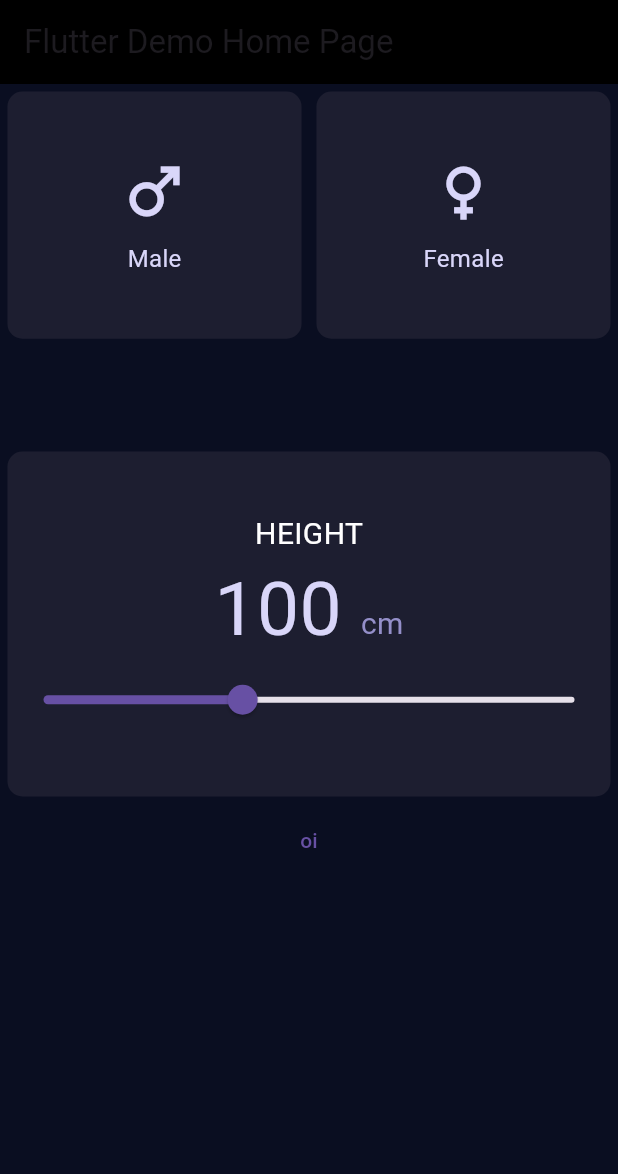
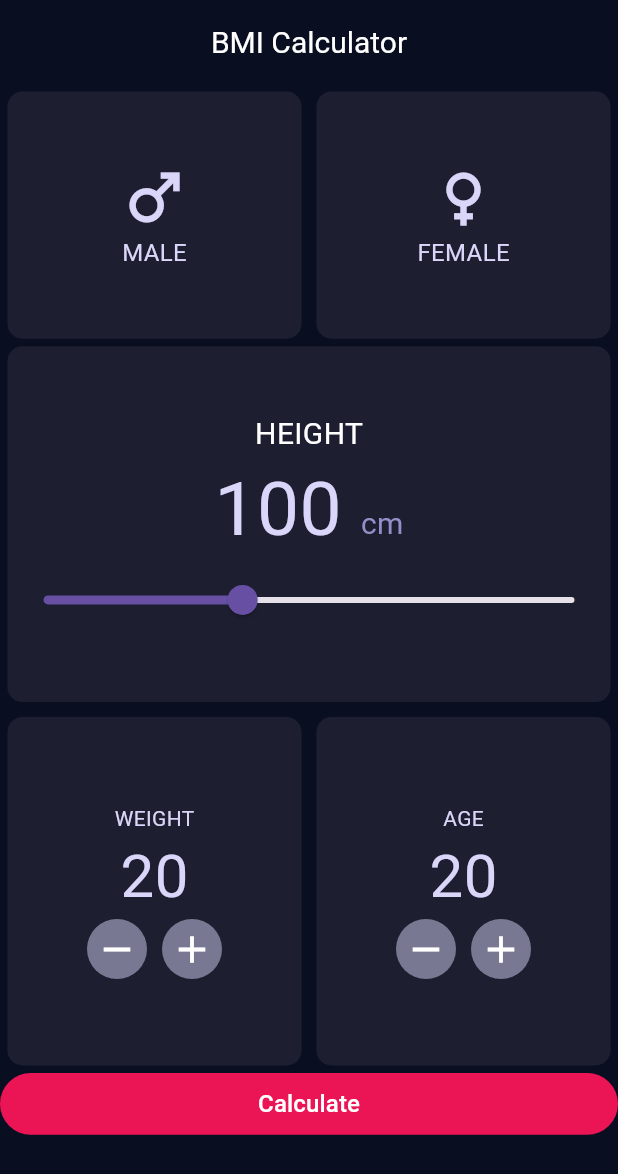
Before and after one commit to Julianafrego/imc_app, a Flutter app: the screen it shows after launch, on a phone screen of 412 x 824 dp. Shown: the top 1174 px of the screen. Run offline on Flutter 3.47's test engine with Material 3 defaults, Android fonts, the phone set to English and light mode, and no system bars.

Commit message:
finalização da versão em ingles da aplicação

```diff
--- /dev/null
+++ b/lib/addWidget.dart
@@ -0,0 +1,139 @@
+import 'package:flutter/material.dart';
+import 'package:imc_app/colors.dart'; // Certifique-se que a importação de cores esteja correta
+
+class WeightAgeSelection extends StatefulWidget {
+
+    final ValueChanged<int> onWeightChanged; // Callback para o peso
+
+    const WeightAgeSelection({super.key, required this.onWeightChanged});
+  @override
+  _WeightAgeSelectionState createState() => _WeightAgeSelectionState();
+}
+
+class _WeightAgeSelectionState extends State<WeightAgeSelection> {
+  // Variável para armazenar o gênero selecionado
+
+  @override
+  Widget build(BuildContext context) {
+    return Scaffold(
+      body: Row(
+        children: [
+          Expanded(
+            child: Addwidget(weightAge: 'WEIGHT', valorInicial: 20, onValueChanged:  widget.onWeightChanged),
+          ),
+          Expanded(
+            child: Addwidget(weightAge: 'AGE', valorInicial: 20,  onValueChanged: (age) {
+            },),
+          ),
+        ],
+      ),
+    );
+  }
+}
+
+class Addwidget extends StatefulWidget {
+  final String weightAge;
+  final ValueChanged<int> onValueChanged; // Callback para enviar o valor
+  final int valorInicial;
+
+  const Addwidget({super.key, required this.weightAge, required this.valorInicial, required this.onValueChanged});
+
+
+  @override
+  State<Addwidget> createState() => _AddwidgetState();
+}
+
+class _AddwidgetState extends State<Addwidget> {
+   late int valor;
+
+  @override
+  void initState() {
+    super.initState();
+    valor = widget.valorInicial; // Inicializa com o valor inicial 20
+  }
+  @override
+  Widget build(BuildContext context) {
+    return Container(
+      margin: const EdgeInsets.all(5.0),
+      decoration: BoxDecoration(
+        color: MyColors.azulButtonNoPress,
+        borderRadius: BorderRadius.circular(10),
+      ),
+      child: Column(
+        mainAxisAlignment: MainAxisAlignment.center,
+        children: [
+          Text(
+            widget.weightAge,
+            style: const TextStyle(
+                fontSize: 14, color: MyColors.branco), // Estilo do texto
+          ),
+          Text(
+            '$valor',
+            style: const TextStyle(
+                fontSize: 40, color: MyColors.branco), // Estilo do texto
+          ),
+          Row(
+            mainAxisAlignment: MainAxisAlignment.center,
+            children: [
+              CircularAddButton(
+                icon: Icons.remove, // Ícone de subtração
+                onPressed: () {
+                  setState(() {
+                    if (valor > 0) {
+                      valor--;
+                       widget.onValueChanged(valor); // Chama a função callback
+                    }
+                  });
+                },
+
+              ),
+              const SizedBox(width: 10), // Espaço entre os botões
+              CircularAddButton(
+                icon: Icons.add, // Ícone de adição
+                onPressed: () {
+                  setState(() {
+                    if (valor > 0) {
+                      valor++;
+                       widget.onValueChanged(valor); // Chama a função callback
+                    }
+                  });
+                },
+
+              ),
+            ],
+          ),
+        ],
+      ),
+    );
+  }
+}
+
+class CircularAddButton extends StatelessWidget {
+  final VoidCallback onPressed;
+  final IconData icon;
+
+  const CircularAddButton(
+      {super.key, required this.onPressed, required this.icon});
+
+  @override
+  Widget build(BuildContext context) {
+    return GestureDetector(
+      onTap: onPressed,
+      child: Container(
+        width: 40,
+        height: 40,
+        decoration: const BoxDecoration(
+          shape: BoxShape.circle,
+          color: MyColors.cinza,
+        ),
+        child: Center(
+          child: Icon(
+            icon,
+            color: Colors.white,
+            size: 30,
+          ),
+        ),
+      ),
+    );
+  }
+}
--- a/lib/alturaSilde.dart
+++ b/lib/alturaSilde.dart
@@ -1,20 +1,23 @@
 import 'package:flutter/material.dart';
 import './colors.dart';
 class AlturaSlider extends StatefulWidget {
-  const AlturaSlider({super.key});
+
+  final ValueChanged<int> onHeightChanged;
+
+  const AlturaSlider({super.key, required this.onHeightChanged});
 
   @override
   State<AlturaSlider> createState() => _AlturaSliderState();
 }
 
 class _AlturaSliderState extends State<AlturaSlider> {
-  double _currentSliderValue = 100;
+  double currentSliderValue = 100;
 
   @override
   Widget build(BuildContext context) {
-    return Scaffold(
-      body: Container(
-          margin: const EdgeInsets.all(5.0),
+    return Container(
+
+        margin: const EdgeInsets.only(right: 5.0, left: 5.0, bottom: 5.0),
 
         decoration: BoxDecoration(
           color: MyColors.azulButtonNoPress,
@@ -34,7 +37,7 @@ class _AlturaSliderState extends State<AlturaSlider> {
               mainAxisAlignment: MainAxisAlignment.center,
               children: [
                 Text(
-                  '${_currentSliderValue.toStringAsFixed(0)} ',
+                  '${currentSliderValue.toStringAsFixed(0)} ',
                   style: const TextStyle(
                     color: MyColors.branco,
                     fontSize: 50,
@@ -54,19 +57,19 @@ class _AlturaSliderState extends State<AlturaSlider> {
               ],
             ),
             Slider(
-              value: _currentSliderValue,
+              value: currentSliderValue,
               min: 10,
               max: 250,
-              label: _currentSliderValue.toString(),
+              label: currentSliderValue.toString(),
               onChanged: (double value) {
                 setState(() {
-                  _currentSliderValue = value;
+                  currentSliderValue = value;
+                  widget.onHeightChanged(currentSliderValue.round());
                 });
               },
             ),
           ],
         ),
-      ),
-    );
+      );
   }
 }
--- a/lib/colors.dart
+++ b/lib/colors.dart
@@ -5,8 +5,8 @@ class MyColors {
   static const Color azulButtonPress = Color.fromARGB(255, 17, 19, 40);
   static const Color azulButtonNoPress = Color.fromARGB(255, 29, 30, 48);
   static const Color rosa = Color.fromARGB(255, 235, 21, 85);
-    static const Color branco = Color.fromARGB(255, 217, 214, 249);
+  static const Color branco = Color.fromARGB(255, 217, 214, 249);
   static const Color roxoletras = Color.fromARGB(255, 148, 143, 201);
-  static const Color cinza = Color.fromRGBO(33, 33, 33, 1);
-
+  static const Color cinza = Color.fromRGBO(120, 120, 146, 1);
+  static const Color verde = Color.fromARGB(255, 66, 194, 117);
 }
--- a/lib/generoButton.dart
+++ b/lib/generoButton.dart
@@ -1,24 +1,23 @@
 import 'package:flutter/material.dart';
 import 'package:imc_app/colors.dart';
 
-class GenderSelectionScreen extends StatefulWidget {
+class GenderSelection extends StatefulWidget {
   @override
-  _GenderSelectionScreenState createState() => _GenderSelectionScreenState();
+  _GenderSelectionState createState() => _GenderSelectionState();
 }
 
-class _GenderSelectionScreenState extends State<GenderSelectionScreen> {
+class _GenderSelectionState extends State<GenderSelection> {
   String? selectedGender; // Variável para armazenar o gênero selecionado
 
   @override
   Widget build(BuildContext context) {
-    return Scaffold(
-      body:
-          Row(
+    return Row(
+        mainAxisAlignment: MainAxisAlignment.start,
         children: [
           Expanded(
             child: GeneroButton(
               iconData: Icons.male,
-                  label: 'Male',
+              label: 'MALE',
               isSelected: selectedGender == 'Male',
               onSelected: () {
                 setState(() {
@@ -31,7 +30,7 @@ class _GenderSelectionScreenState extends State<GenderSelectionScreen> {
           Expanded(
             child: GeneroButton(
               iconData: Icons.female,
-                  label: 'Female',
+              label: 'FEMALE',
               isSelected: selectedGender == 'Female',
               onSelected: () {
                 setState(() {
@@ -42,8 +41,6 @@ class _GenderSelectionScreenState extends State<GenderSelectionScreen> {
             ),
           ),
         ],
-          ),
-
       );
   }
 }
@@ -84,7 +81,8 @@ class _GeneroButtonState extends State<GeneroButton> {
           height: screenHeight * 0.2,
           decoration: BoxDecoration(
             color: widget.isSelected
-              ? MyColors.azulButtonPress // Cor quando o botão está selecionado
+                ? MyColors
+                    .azulButtonPress // Cor quando o botão está selecionado
                 : MyColors.azulButtonNoPress,
             borderRadius: BorderRadius.circular(10),
           ),
@@ -97,7 +95,6 @@ class _GeneroButtonState extends State<GeneroButton> {
                 size: 50,
                 color: MyColors.branco,
               ),
-              const SizedBox(height: 8), // Espaço entre o ícone e o rótulo
               Text(
                 widget.label, // Usando o rótulo passado como parâmetro
                 style: const TextStyle(
--- a/lib/main.dart
+++ b/lib/main.dart
@@ -1,7 +1,10 @@
 import 'package:flutter/material.dart';
+import 'package:imc_app/imcCalculator.dart';
 import './colors.dart';
 import 'alturaSilde.dart';
 import 'generoButton.dart';
+import 'addWidget.dart';
+import './ImcResultPage.dart';
 
 void main() {
   runApp(const MyApp());
@@ -10,17 +13,22 @@ void main() {
 class MyApp extends StatelessWidget {
   const MyApp({super.key});
 
-  // This widget is the root of your application.
   @override
   Widget build(BuildContext context) {
     return MaterialApp(
-      title: 'Flutter Demo',
+      title: 'Calculadora IMC',
       theme: ThemeData(
         scaffoldBackgroundColor: MyColors.azulFundo,
         primarySwatch: Colors.blue,
         primaryColor: Colors.blue.shade900,
+        appBarTheme: const AppBarTheme(
+          titleTextStyle: TextStyle(
+            color: Colors.white,
+            fontSize: 20,
+          ),
+        ),
       ),
-      home: const MyHomePage(title: 'Flutter Demo Home Page'),
+      home: const MyHomePage(title: 'BMI Calculator'),
     );
   }
 }
@@ -35,34 +43,83 @@ class MyHomePage extends StatefulWidget {
 }
 
 class _MyHomePageState extends State<MyHomePage> {
+  int weight = 20;
+  int height = 20;
+
+  // Função para atualizar o peso
+  void updateWeight(int newWeight) {
+    setState(() {
+      weight = newWeight;
+    });
+  }
+
+  void updateHeight(int newWeight) {
+    setState(() {
+      height = newWeight;
+    });
+  }
+
+  void calculateIMC() {
+    double imc = ImcCalculator().calculateIMC(height, weight);
+    Map<String, String> result = ImcCalculator().getImcMessage(imc);
+
+    String name = result['name'] ?? 'Unknown';
+    String message = result['message'] ?? 'No message available';
+
+    Navigator.push(
+      context,
+      MaterialPageRoute(
+        builder: (context) => ImcResultPage(imc: imc, name: name, message: message),
+      ),
+    );
+  }
+
   @override
   Widget build(BuildContext context) {
     return Scaffold(
       appBar: AppBar(
-        backgroundColor: Colors.black,
-        title: Text(widget.title),
+        backgroundColor: MyColors.azulFundo,
+        title: Center(
+          child: Text(
+            widget.title,
+            style: const TextStyle(
+              color: Colors.white,
+              fontSize: 20,
+            ),
+          ),
+        ),
       ),
       body: Column(
         children: <Widget>[
-          // Cada GeneroButton ocupará metade do espaço disponível
           Flexible(
-            child: GenderSelectionScreen(),
+            child: GenderSelection(),
           ),
-
-         const Flexible(
-            child: Row(children: [
-              Expanded(
-                child: AlturaSlider(),
+          Flexible(
+              child: AlturaSlider(
+            onHeightChanged: updateHeight,
+          )),
+          Flexible(
+            child: WeightAgeSelection(
+              onWeightChanged: updateWeight, // Passa o callback para o peso
+            ),
+          ),
+          SizedBox(
+            width: MediaQuery.of(context).size.width,
+            height: (MediaQuery.of(context).size.width) * 0.1,
+            child: TextButton(
+              style: ButtonStyle(
+                backgroundColor: MaterialStateProperty.all(MyColors.rosa),
               ),
-            ]),
+              onPressed: calculateIMC,
+              child: const Text(
+                'Calculate',
+                style: TextStyle(
+                  color: Colors.white,
+                  fontSize: 16,
+                ),
+              ),
+            ),
           ),
-          const Flexible(child: Row()),
-          TextButton(
-              style: const ButtonStyle(),
-              onPressed: () {},
-              child: Text(
-                'oi',
-              ))
         ],
       ),
     );
```
Also changed, not shown: lib/ImcResultPage.dart (added, +118 -0 lines), lib/imcCalculator.dart (+45 -17 lines). Lines whose indentation alone changed are shown as unchanged.
